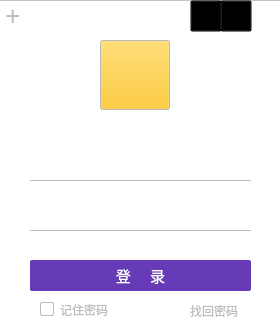
LBZZYZ/leo, file client/ui/login.ui: the form before one commit.
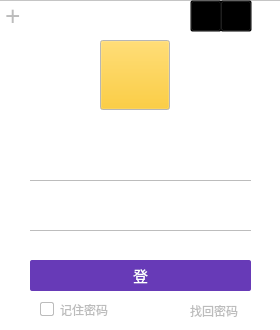
The form after the commit. Icons and pictures are not drawn.

```diff
--- a/client/ui/login.ui
+++ b/client/ui/login.ui
@@ -779,7 +779,7 @@
 }</string>
       </property>
       <property name="text">
-       <string notr="true">登     录</string>
+       <string notr="true">登</string>
       </property>
       <property name="shortcut">
        <string/>
```
Left out of the diff: 12 changed lines with no effect on the pictures.
